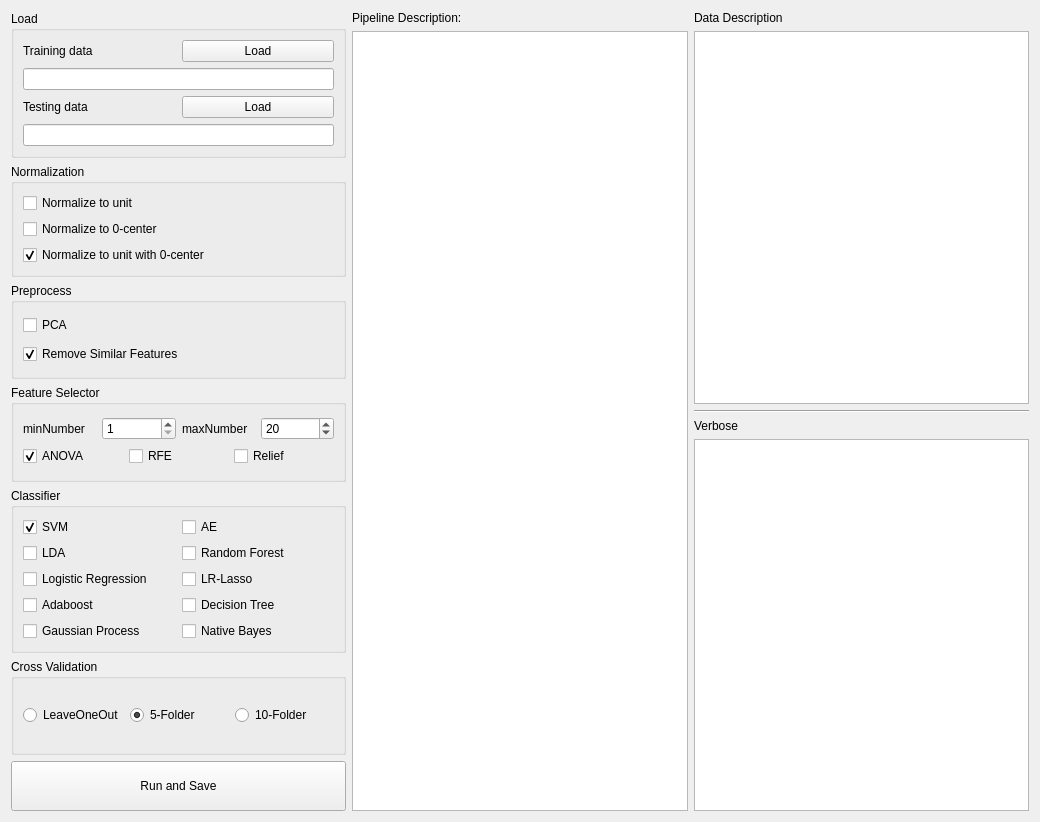
The window that GUI/Process.ui (salan668/FAE) describes before a commit, drawn with Qt 5.
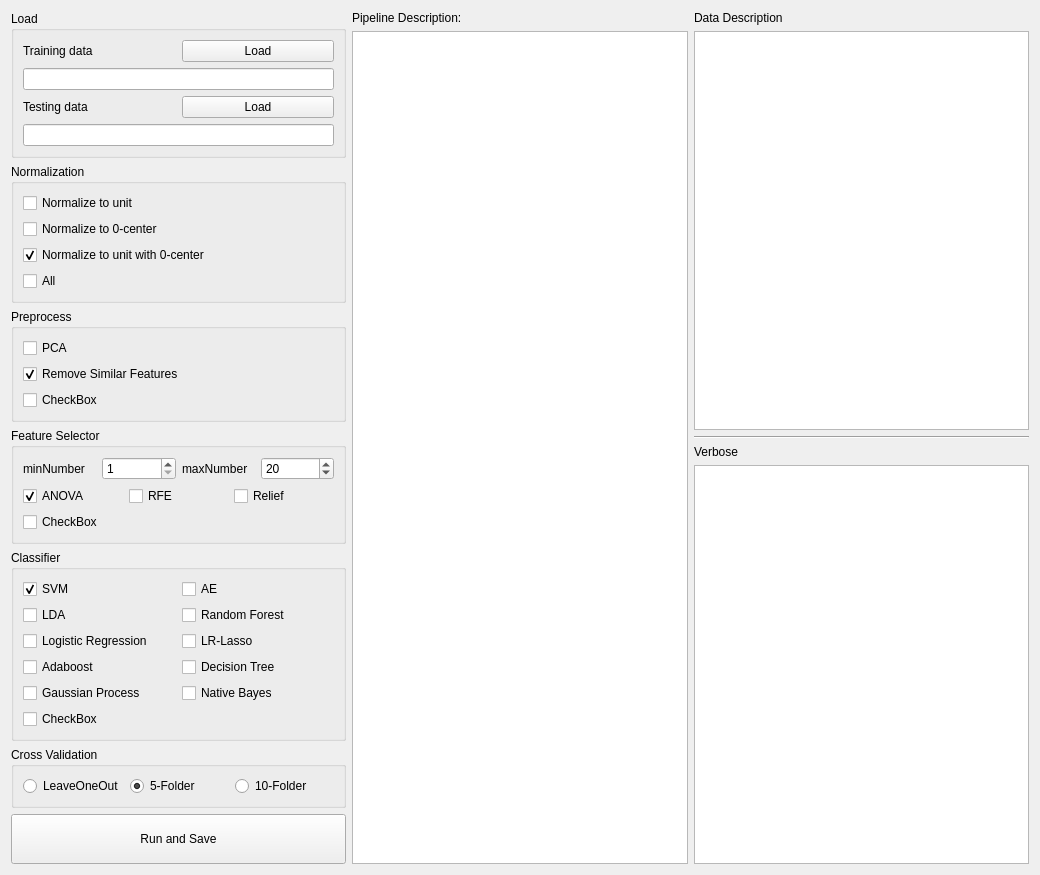
The same window after the commit.

Commit message: 1.Add All check box to select all  options above. 2.Transfor the postion of figure's legend to lower right avoid hiding curve information

```diff
--- a/GUI/Process.ui
+++ b/GUI/Process.ui
@@ -115,6 +115,13 @@
             </item>
            </layout>
           </item>
+          <item row="1" column="0">
+           <widget class="QCheckBox" name="All">
+            <property name="text">
+             <string>All</string>
+            </property>
+           </widget>
+          </item>
          </layout>
         </widget>
        </item>
@@ -124,13 +131,6 @@
           <string>Preprocess</string>
          </property>
          <layout class="QGridLayout" name="gridLayout_4">
-          <item row="0" column="0">
-           <widget class="QCheckBox" name="checkPCA">
-            <property name="text">
-             <string>PCA</string>
-            </property>
-           </widget>
-          </item>
           <item row="1" column="0">
            <widget class="QCheckBox" name="checkRemoveSimilarFeatures">
             <property name="text">
@@ -141,6 +141,20 @@
             </property>
            </widget>
           </item>
+          <item row="0" column="0">
+           <widget class="QCheckBox" name="checkPCA">
+            <property name="text">
+             <string>PCA</string>
+            </property>
+           </widget>
+          </item>
+          <item row="2" column="0">
+           <widget class="QCheckBox" name="checkBox">
+            <property name="text">
+             <string>CheckBox</string>
+            </property>
+           </widget>
+          </item>
          </layout>
         </widget>
        </item>
@@ -217,6 +231,13 @@
             </item>
            </layout>
           </item>
+          <item row="1" column="0">
+           <widget class="QCheckBox" name="checkBox_2">
+            <property name="text">
+             <string>CheckBox</string>
+            </property>
+           </widget>
+          </item>
          </layout>
         </widget>
        </item>
@@ -303,6 +324,13 @@
             </item>
            </layout>
           </item>
+          <item row="1" column="0">
+           <widget class="QCheckBox" name="checkBox_3">
+            <property name="text">
+             <string>CheckBox</string>
+            </property>
+           </widget>
+          </item>
          </layout>
         </widget>
        </item>
```
Left out of the diff: 227 changed lines with no effect on the pictures. The commit also changes 7 other files.
